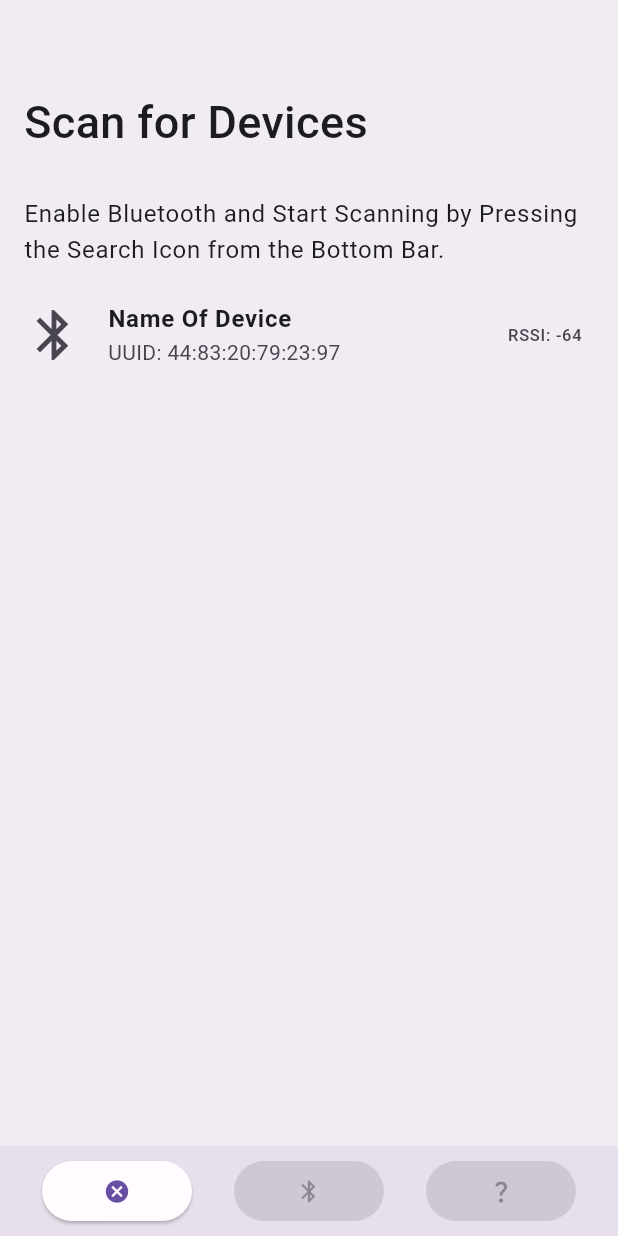
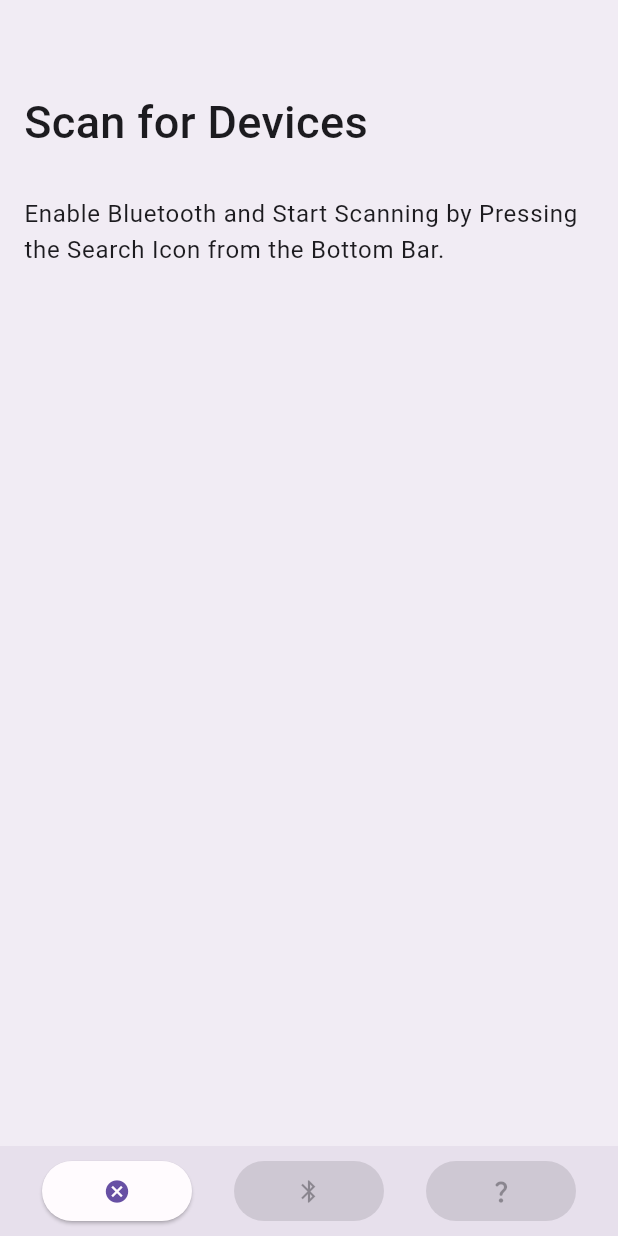
Before and after one commit to e7na/adas_app, a Flutter app: the screen it shows after launch, after a tap on the "search" icon, on a phone screen of 412 x 824 dp. Run offline on Flutter 3.47's test engine with Material 2 defaults, Android fonts, the phone set to English and light mode, and no system bars; drawn by our look-alikes of dynamic_color; our stand-ins replace easy_localization, flutter_bloc; missing offline and left inert: flutter_reactive_ble, location_permissions.

Commit message:
One Step Closer
It now works and shows the first device it discovers !
Make sure Bluetooth and location are on first

```diff
--- a/lib/Bloc/ble_bloc.dart
+++ b/lib/Bloc/ble_bloc.dart
@@ -15,6 +15,8 @@ class BleBloc extends Bloc<BleEvent, BleState> {
   bool foundDeviceWaitingToConnect = false;
   bool scanStarted = false;
   bool connected = false;
+  final devices = <DiscoveredDevice>[];
+  String currentLog = "";
 
   // Bluetooth related variables
   late DiscoveredDevice dDevice;
@@ -48,15 +50,20 @@ class BleBloc extends Bloc<BleEvent, BleState> {
     }
     // Main scanning logic happens here
     if (permGranted) {
-      scanStream = flutterReactiveBle
-          .scanForDevices(withServices: [serviceUuid]).listen((device) {
-        // Change this string to what we define later
-        if (device.name == 'Something') {
-          dDevice = device;
-          foundDeviceWaitingToConnect = true;
-          emit(BleFound());
+      currentLog = 'Start ble discovery';
+      scanStream = flutterReactiveBle.scanForDevices(withServices: []).listen(
+          (device) {
+        final knownDeviceIndex = devices.indexWhere((d) => d.id == device.id);
+        if (knownDeviceIndex >= 0) {
+          devices[knownDeviceIndex] = device;
+        } else {
+          devices.add(device);
         }
-      });
+        emit(BleAddDevice());
+      },
+          onError: (Object e) =>
+              currentLog = 'Device scan fails with error: $e');
+      emit(BleError());
     }
   }
 
--- a/lib/Bloc/ble_state.dart
+++ b/lib/Bloc/ble_state.dart
@@ -7,6 +7,10 @@ class BleInitial extends BleState {}
 
 class BleScan extends BleState {}
 
+class BleAddDevice extends BleState {}
+
+class BleError extends BleState {}
+
 class BleStop extends BleState {}
 
 class BleFound extends BleState {}
--- a/lib/Screens/scan_page.dart
+++ b/lib/Screens/scan_page.dart
@@ -70,7 +70,7 @@ class _ScanPageState extends State<ScanPage> {
                                   const TextStyle(fontWeight: FontWeight.w400),
                             ),
                           ),
-                          bleTile("Name Of Device", "44:83:20:79:23:97", -64),
+                          B.devices.isNotEmpty ? bleTile(B.devices.first.name, B.devices.first.id, B.devices.first.rssi): Container(),
                         ]),
                     bottomSheet: Container(
                       color: Theme.of(context).colorScheme.surfaceVariant,
```
Also changed, not shown: lib/Data/Models/device_model.dart (added, +7 -0 lines).
